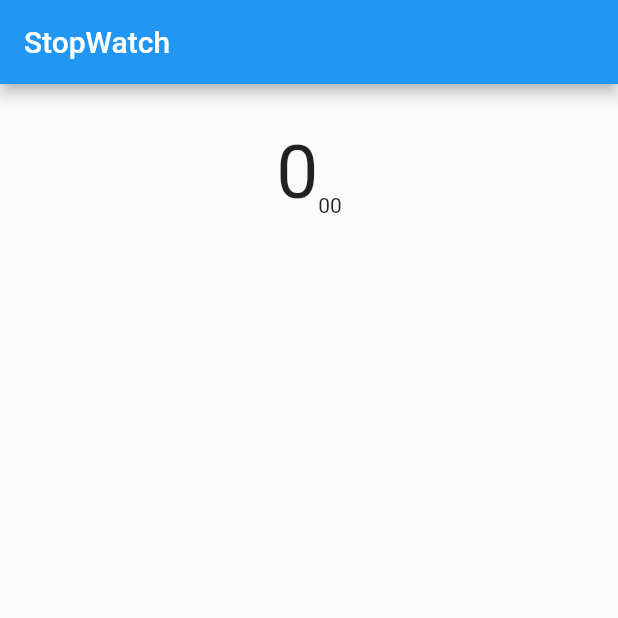
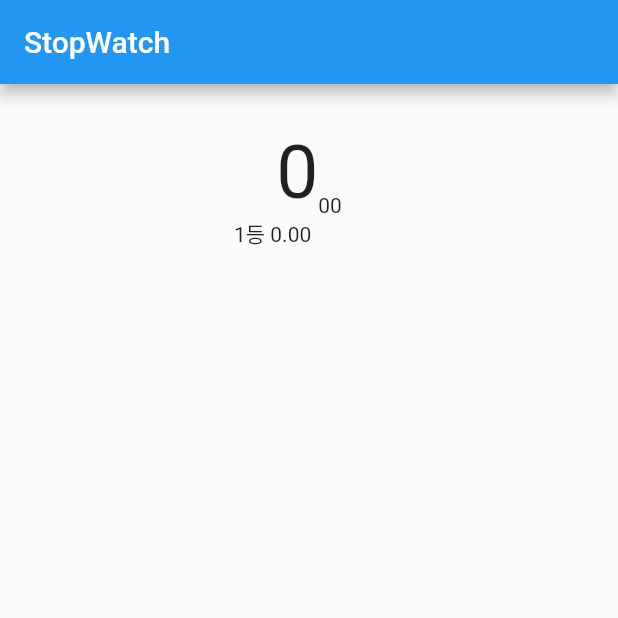
Before and after one commit to teddyhong182/superbox-example-flutter, a Flutter app: the screen it shows after launch, after a tap on "랩타임", on a phone screen of 412 x 824 dp, the top half of it. Run offline on Flutter 3.47's test engine with Material 2 defaults, Android fonts, the phone set to English and light mode, and no system bars.

Commit message:
스톱워치 - 랩타임 기록 기능 구현

```diff
--- a/ex2/lib/main.dart
+++ b/ex2/lib/main.dart
@@ -102,7 +102,15 @@ class _StopWatchPageState extends State<StopWatchPage> {
                   width: 100,
                   height: 200,
                   child: ListView(
-                    children: [],
+                    children: [
+                      Container(
+                        width: 100,
+                        height: 200,
+                        child: ListView(
+                          children: _lapTimes.map((time) => Text(time)).toList(),
+                        ),
+                      ),
+                    ],
                   ),
                 ),
               ],
@@ -120,7 +128,11 @@ class _StopWatchPageState extends State<StopWatchPage> {
               right: 10,
               bottom: 10,
               child: RaisedButton(
-                onPressed: () {},
+                onPressed: () {
+                  setState(() {
+                    _recordLapTime('$sec.$hundredth');
+                  });
+                },
                 child: Text('랩타임'),
               ),
             ),
@@ -161,4 +173,8 @@ class _StopWatchPageState extends State<StopWatchPage> {
       _time = 0;
     });
   }
+
+  void _recordLapTime(String time) {
+    _lapTimes.insert(0, '${_lapTimes.length + 1}등 $time');
+  }
 }
```
